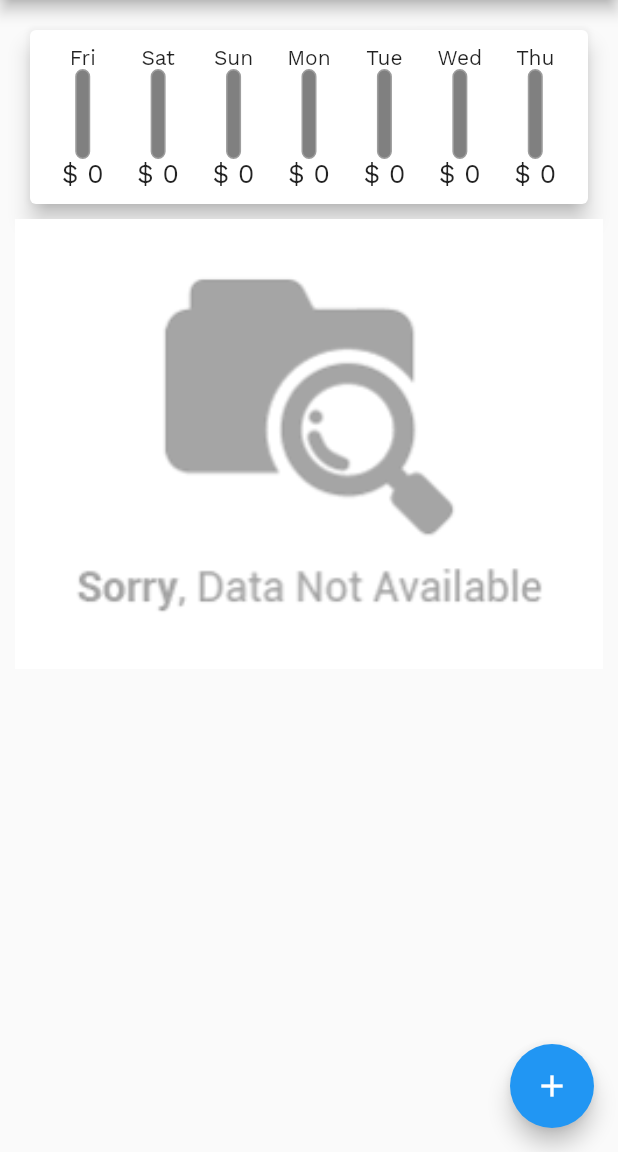
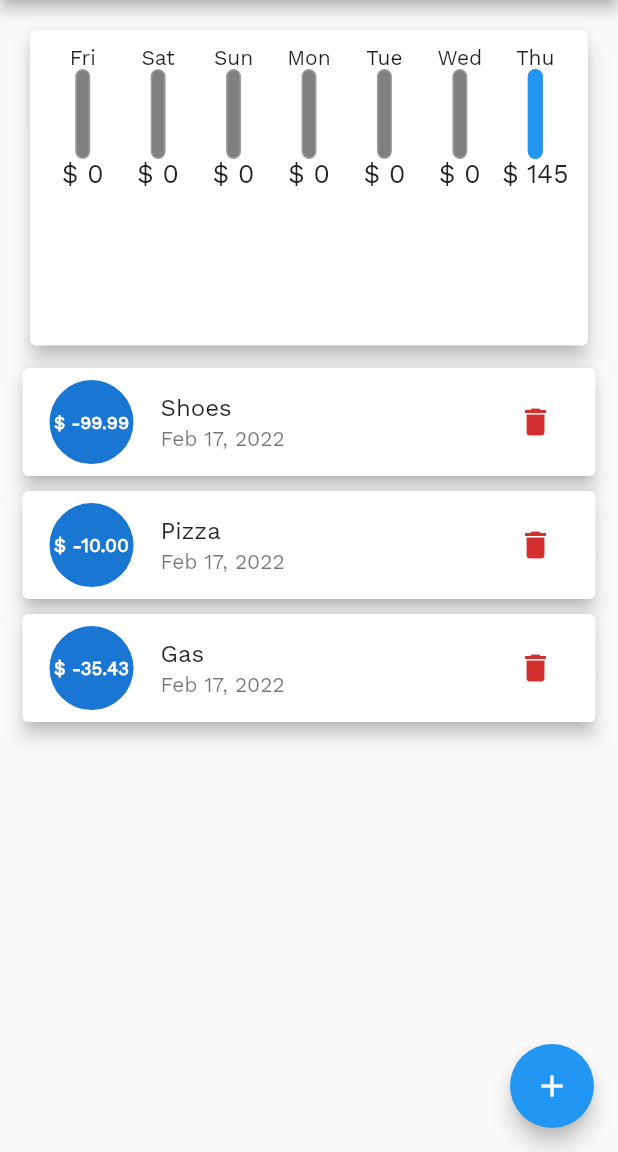
Before and after one commit to jasaplohl/expense_planner, a Flutter app: the screen it shows after launch, on a phone screen of 412 x 824 dp, the part 84-1236 px from its top. Run offline on Flutter 3.47's test engine with Material 2 defaults, Android fonts, the phone set to English and light mode, and no system bars.

Commit message:
Responsive layout basics.

```diff
--- a/lib/widgets/app_content.dart
+++ b/lib/widgets/app_content.dart
@@ -17,9 +17,9 @@ class _AppContentState extends State<AppContent> {
   final Icon addIcon = const Icon(Icons.add);
 
   final List<Transaction> _transactions = [
-    // Transaction(title: "Shoes", amount: 99.99, timeStamp: DateTime.now()),
-    // Transaction(title: "Pizza", amount: 10.00, timeStamp: DateTime.now()),
-    // Transaction(title: "Gas", amount: 35.43, timeStamp: DateTime.now()),
+    Transaction(title: "Shoes", amount: 99.99, timeStamp: DateTime.now()),
+    Transaction(title: "Pizza", amount: 10.00, timeStamp: DateTime.now()),
+    Transaction(title: "Gas", amount: 35.43, timeStamp: DateTime.now()),
   ];
 
   void _onNewTransactionClick(BuildContext ctx) {
@@ -56,10 +56,15 @@ class _AppContentState extends State<AppContent> {
     }).toList();
   }
 
+  double getPercentOfHeight(double percent, BuildContext ctx, AppBar appBar) {
+    double availableHeight = MediaQuery.of(ctx).size.height - appBar.preferredSize.height;
+    availableHeight -= (MediaQuery.of(ctx).padding.top + MediaQuery.of(ctx).padding.bottom);
+    return availableHeight * percent / 100;
+  }
+
   @override
   Widget build(BuildContext context) {
-    return Scaffold(
-        appBar: AppBar(
+    final AppBar appBar = AppBar(
       title: Text(appName),
       actions: [
         IconButton(
@@ -67,13 +72,21 @@ class _AppContentState extends State<AppContent> {
           icon: addIcon
         )
       ],
-        ),
+    );
+    return Scaffold(
+        appBar: appBar,
         body: SingleChildScrollView(
           child: Container(
             child: Column(
               children: [
-                Chart(_recentTransactions),
-                TransactionList(_transactions, _deleteTransaction),
+                Container(
+                  height: getPercentOfHeight(30, context, appBar),
+                  child: Chart(_recentTransactions)
+                ),
+                Container(
+                  height: getPercentOfHeight(70, context, appBar),
+                  child: TransactionList(_transactions, _deleteTransaction)
+                )
               ],
             ),
             margin: EdgeInsets.all(10),
--- a/lib/widgets/transaction_input.dart
+++ b/lib/widgets/transaction_input.dart
@@ -75,8 +75,14 @@ class _TransactionInputState extends State<TransactionInput> {
 
   @override
   Widget build(BuildContext context) {
-    return Container(
-      margin: EdgeInsets.all(10),
+    return SingleChildScrollView(
+      child: Container(
+        margin: EdgeInsets.only(
+          top: 10,
+          left: 10,
+          right: 10,
+          bottom: MediaQuery.of(context).viewInsets.bottom + 10
+        ),
         child: Column(
           children: [
             TextField(
@@ -106,6 +112,7 @@ class _TransactionInputState extends State<TransactionInput> {
             )
           ]
         )
+      ),
     );
   }
 }
--- a/lib/widgets/transaction_list.dart
+++ b/lib/widgets/transaction_list.dart
@@ -12,10 +12,7 @@ class TransactionList extends StatelessWidget {
 
   @override
   Widget build(BuildContext context) {
-    return Container(
-      height: 300,
-      child:
-        transactions.isNotEmpty ?
+    return transactions.isNotEmpty ?
       ListView.builder(
         itemBuilder: (context, index) {
           return TransactionCard(transactions[index], deleteTransaction);
@@ -23,8 +20,7 @@ class TransactionList extends StatelessWidget {
         itemCount: transactions.length,
       )
     :
-          Image.asset("assets/images/no_items.png", fit: BoxFit.cover),
-    );
+      Image.asset("assets/images/no_items.png", fit: BoxFit.cover);
   }
 
 }
```
Lines whose indentation alone changed are shown as unchanged.
